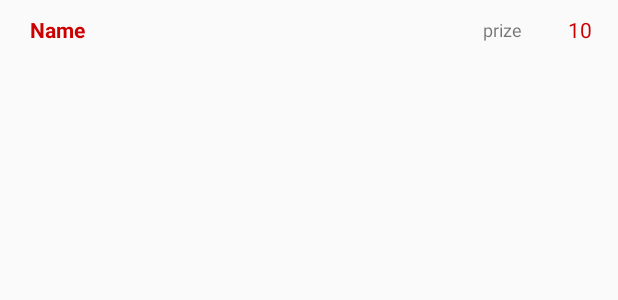
After one commit to josevi89/Dashboard, an Android app: the layout item_view_product.xml on its own in the app's theme, with its tools: preview values and no code run, on a phone screen of 412 x 824 dp. The commit adds this screen. Shown: the top 300 px of the screen. Run offline under Robolectric (Android 15) with nearby library versions, the phone set to English and light mode, and no system bars.

Commit message:
ShippingListAdapters

```diff
--- a/app/src/main/java/com/josevi/gastos/activities/NotificationsActivity.java
+++ b/app/src/main/java/com/josevi/gastos/activities/NotificationsActivity.java
@@ -203,7 +203,6 @@ public class NotificationsActivity extends AppCompatActivity {
 
     public void setDeleteButtonVisibility(boolean visible) {
         deleteBtn.setVisibility(visible ? View.VISIBLE : View.GONE);
-        ((NotificationListAdapter)listListView.getAdapter()).setHideEditButtons(visible);
     }
 
     @Override
--- a/app/src/main/java/com/josevi/gastos/adapters/NotificationShortListAdapter.java
+++ b/app/src/main/java/com/josevi/gastos/adapters/NotificationShortListAdapter.java
@@ -73,5 +73,4 @@ public class NotificationShortListAdapter extends RecyclerView.Adapter<RecyclerV
             this.date = v.findViewById(R.id.notification_short_date);
         }
     }
-
 }
--- a/app/src/main/java/com/josevi/gastos/utils/Constantes.java
+++ b/app/src/main/java/com/josevi/gastos/utils/Constantes.java
@@ -20,6 +20,7 @@ public class Constantes {
     //ShippingsActivity
     public static String SHIPPING_FRAGMENT_SHIPPING = "SHIPPING_FRAGMENT_SHIPPING";
     public static String SHIPPING_FRAGMENT_TAG = "SHIPPING_FRAGMENT_TAG";
+    public static String SHIPPING_EDIT = "SHIPPING_EDIT";
 
     //NotificationsActivity
     public static String NOTIFICATION_EDIT = "NOTIFICATION_EDIT";
--- /dev/null
+++ b/app/src/main/res/layout/item_view_product.xml
@@ -0,0 +1,104 @@
+<?xml version="1.0" encoding="utf-8"?>
+<RelativeLayout xmlns:android="http://schemas.android.com/apk/res/android"
+    xmlns:fab="http://schemas.android.com/apk/res-auto"
+    android:layout_width="match_parent"
+    android:layout_height="wrap_content"
+    android:padding="10dp"
+    android:id="@+id/item_view_product">
+
+    <RelativeLayout
+        android:layout_width="match_parent"
+        android:layout_height="wrap_content"
+        android:id="@+id/product_item_container"
+        android:gravity="center_vertical">
+
+        <LinearLayout
+            android:layout_width="match_parent"
+            android:layout_height="wrap_content"
+            android:orientation="horizontal"
+            android:gravity="center_vertical">
+
+            <TextView
+                android:id="@+id/product_name"
+                android:layout_width="match_parent"
+                android:layout_height="match_parent"
+                android:layout_centerVertical="true"
+                android:layout_marginLeft="10dp"
+                android:layout_marginStart="10dp"
+                android:text="Name"
+                android:textStyle="bold"
+                android:layout_gravity="center_vertical"
+                android:gravity="center_vertical"
+                android:textColor="@color/red_app"/>
+
+        </LinearLayout>
+
+        <LinearLayout
+            android:layout_width="wrap_content"
+            android:layout_height="wrap_content"
+            android:layout_alignParentEnd="true"
+            android:layout_alignParentRight="true"
+            android:layout_centerVertical="true"
+            android:layout_marginLeft="10dp"
+            android:id="@+id/product_set_qty_container"
+            android:orientation="horizontal"
+            android:gravity="center_vertical">
+
+            <TextView
+                android:layout_width="50dp"
+                android:layout_height="wrap_content"
+                android:id="@+id/product_qty"
+                android:textSize="12dp"
+                android:text="prize"/>
+
+            <TextView
+                android:layout_width="30dp"
+                android:layout_height="wrap_content"
+                android:text="10"
+                android:layout_gravity="center"
+                android:gravity="center"
+                android:id="@+id/product_prize"
+                android:textColor="@color/red_app"/>
+
+
+        </LinearLayout>
+
+        <LinearLayout
+            android:layout_width="wrap_content"
+            android:layout_height="wrap_content"
+            android:layout_alignParentEnd="true"
+            android:layout_alignParentRight="true"
+            android:layout_centerVertical="true"
+            android:layout_marginLeft="10dp"
+            android:id="@+id/product_edit_prize_container"
+            android:orientation="horizontal"
+            android:gravity="center_vertical"
+            android:visibility="gone">
+
+            <EditText
+                android:layout_width="wrap_content"
+                android:layout_height="wrap_content"
+                android:backgroundTint="@color/red_app"
+                android:id="@+id/product_new_prize"
+                android:inputType="numberDecimal"/>
+
+            <ImageView
+                android:layout_width="20dp"
+                android:layout_height="20dp"
+                android:layout_centerVertical="true"
+                android:id="@+id/product_new_prize_button"
+                android:src="@mipmap/icon_edit_red"/>
+
+            <ImageView
+                android:layout_width="20dp"
+                android:layout_height="20dp"
+                android:layout_centerVertical="true"
+                android:id="@+id/product_cancel_set_new_prize_button"
+                android:src="@mipmap/icon_remove_black"/>
+
+
+        </LinearLayout>
+
+    </RelativeLayout>
+
+</RelativeLayout>
--- a/app/src/main/res/layout/item_view_shipping.xml
+++ b/app/src/main/res/layout/item_view_shipping.xml
@@ -45,7 +45,7 @@
             <TextView
                 android:layout_width="180dp"
                 android:layout_height="wrap_content"
-                android:id="@+id/shipping_title"
+                android:id="@+id/shipping_date"
                 android:text="dd MMM HH:mm"
                 android:textColor="@color/red_app"/>
 
@@ -94,7 +94,7 @@
         android:layout_height="50dp"
         android:id="@+id/shipping_no_info_cover"
         android:text="No hay información adicional"
-        android:layout_below="@id/shipping_info_view"
+        android:layout_below="@id/shipping_shipping_view"
         android:visibility="gone"/>
 
 </RelativeLayout>
```
Also changed, not shown: app/src/main/java/com/josevi/gastos/activities/NewNotificationActivity.java (+11 -10 lines), app/src/main/java/com/josevi/gastos/activities/NewShippingActivity.java (+81 -71 lines), app/src/main/java/com/josevi/gastos/adapters/NotificationInfoListAdapter.java (+6 -8 lines), app/src/main/java/com/josevi/gastos/adapters/NotificationListAdapter.java (+6 -16 lines), app/src/main/java/com/josevi/gastos/adapters/ProductListAdapter.java (added, +79 -0 lines), app/src/main/java/com/josevi/gastos/adapters/ProductNewShippingListAdapter.java (+17 -14 lines), app/src/main/java/com/josevi/gastos/adapters/ShippingListAdapter.java (added, +181 -0 lines), app/src/main/java/com/josevi/gastos/adapters/ShippingShortListAdapter.java (added, +89 -0 lines), app/src/main/java/com/josevi/gastos/models/Notification.java (+15 -13 lines), app/src/main/java/com/josevi/gastos/models/Shipping.java (+9 -0 lines).
